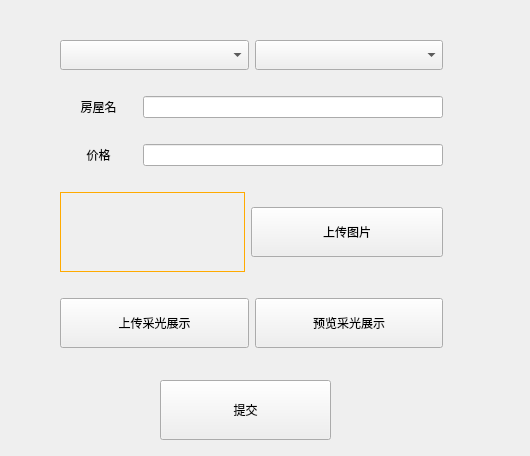
The window that MainLaunch_qt/addhouse.ui (luohanqing0318/graduation-design) describes before a commit, drawn with Qt 5.
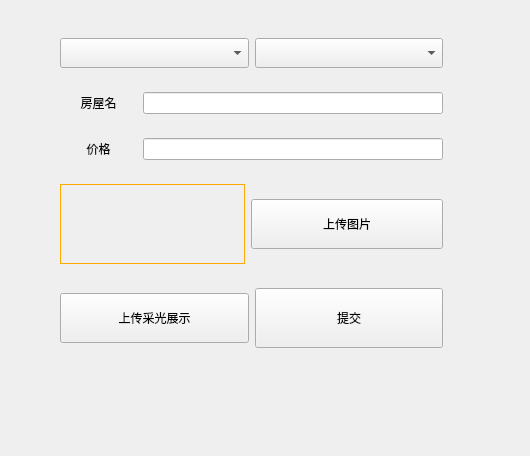
The same window after the commit. Icons and pictures are not drawn.

Commit message: 取消上传时查看光照预览

Diff of the .ui file:
```diff
--- a/MainLaunch_qt/addhouse.ui
+++ b/MainLaunch_qt/addhouse.ui
@@ -204,18 +204,18 @@
        </widget>
       </item>
       <item>
-       <widget class="QPushButton" name="pushButton">
+       <widget class="QPushButton" name="pushButton_4">
         <property name="minimumSize">
          <size>
           <width>0</width>
-          <height>50</height>
+          <height>60</height>
          </size>
         </property>
         <property name="styleSheet">
-         <string notr="true">font: 25 9pt &quot;Microsoft YaHei&quot;;</string>
+         <string notr="true">font: 25 14pt &quot;Microsoft YaHei&quot;;</string>
         </property>
         <property name="text">
-         <string>预览采光展示</string>
+         <string>提交</string>
         </property>
         <property name="icon">
          <iconset resource="icon/icons.qrc">
@@ -233,38 +233,6 @@
     </item>
    </layout>
   </widget>
-  <widget class="QPushButton" name="pushButton_4">
-   <property name="geometry">
-    <rect>
-     <x>160</x>
-     <y>380</y>
-     <width>171</width>
-     <height>60</height>
-    </rect>
-   </property>
-   <property name="minimumSize">
-    <size>
-     <width>0</width>
-     <height>60</height>
-    </size>
-   </property>
-   <property name="styleSheet">
-    <string notr="true">font: 25 14pt &quot;Microsoft YaHei&quot;;</string>
-   </property>
-   <property name="text">
-    <string>提交</string>
-   </property>
-   <property name="icon">
-    <iconset resource="icon/icons.qrc">
-     <normaloff>:/上传数据.png</normaloff>:/上传数据.png</iconset>
-   </property>
-   <property name="iconSize">
-    <size>
-     <width>50</width>
-     <height>50</height>
-    </size>
-   </property>
-  </widget>
  </widget>
  <resources>
   <include location="icon/icons.qrc"/>
```
Left out of the diff: 2 changed lines with no effect on the pictures. The commit also changes 15 other files.
